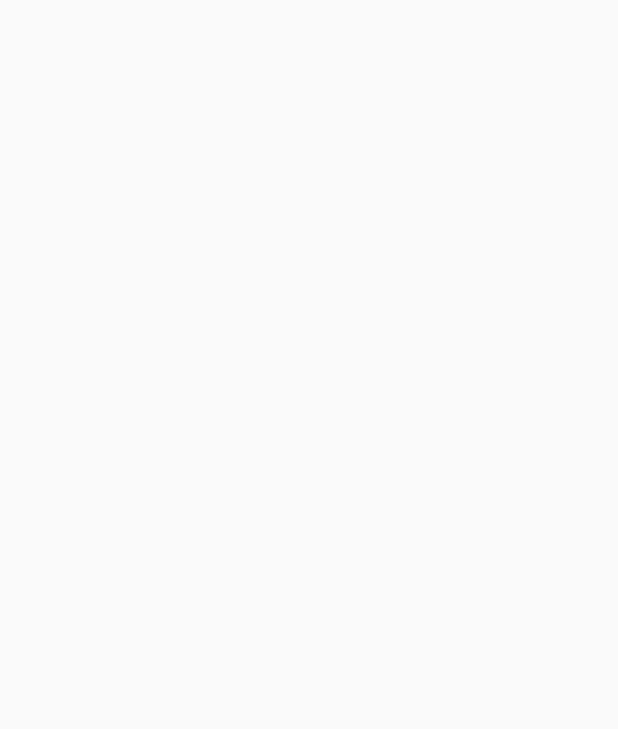
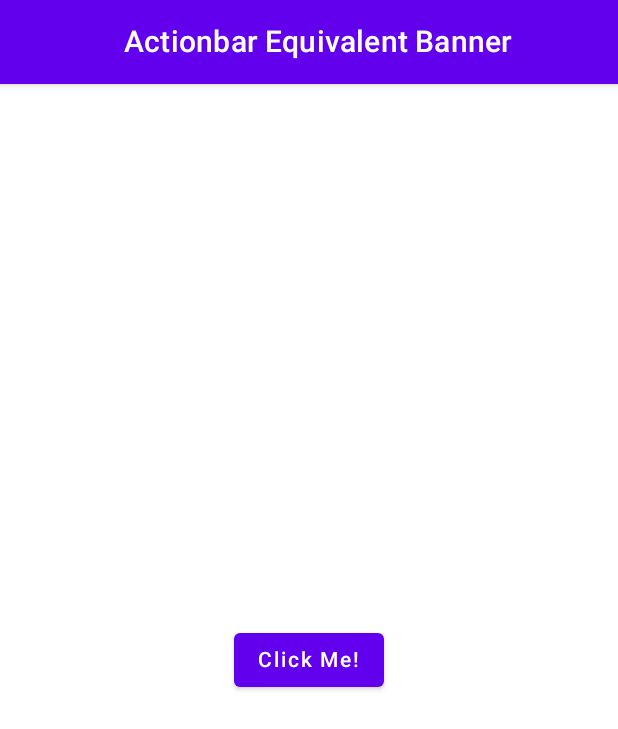
Before and after one commit to metehanbolatt/ActionBarDialogAnimationCompose, an Android app built with Jetpack Compose: the screen it shows after launch (MainActivity), on a phone screen of 412 x 824 dp. Before the commit the part shown is empty. Shown: the top 729 px of the screen. Run offline under Robolectric (Android 15) with nearby library versions, the phone set to English and light mode, and no system bars.

Commit message:
App completed.

```diff
--- a/app/src/main/java/com/metehanbolat/actionbardialoganimationcompose/MainActivity.kt
+++ b/app/src/main/java/com/metehanbolat/actionbardialoganimationcompose/MainActivity.kt
@@ -3,15 +3,106 @@ package com.metehanbolat.actionbardialoganimationcompose
 import android.os.Bundle
 import androidx.activity.ComponentActivity
 import androidx.activity.compose.setContent
+import androidx.compose.animation.AnimatedVisibility
+import androidx.compose.animation.expandVertically
+import androidx.compose.animation.shrinkVertically
+import androidx.compose.foundation.layout.*
+import androidx.compose.foundation.shape.RoundedCornerShape
+import androidx.compose.material.*
+import androidx.compose.runtime.Composable
+import androidx.compose.runtime.MutableState
+import androidx.compose.runtime.mutableStateOf
+import androidx.compose.ui.Alignment
+import androidx.compose.ui.Modifier
+import androidx.compose.ui.text.style.TextAlign
+import androidx.compose.ui.unit.dp
 import com.metehanbolat.actionbardialoganimationcompose.ui.theme.ActionBarDialogAnimationComposeTheme
 
 class MainActivity : ComponentActivity() {
+
+    private val isVisible = mutableStateOf(false)
+
     override fun onCreate(savedInstanceState: Bundle?) {
         super.onCreate(savedInstanceState)
         setContent {
             ActionBarDialogAnimationComposeTheme {
+                Surface(color = MaterialTheme.colors.background) {
+                    Scaffold(
+                        topBar = {
+                            TopAppBar(
+                                title = {
+                                    Text(
+                                        text = "Actionbar Equivalent Banner",
+                                        modifier = Modifier.fillMaxWidth(),
+                                        textAlign = TextAlign.Center
+                                    )
+                                }
+                            )
+                        }
+                    ) {
+                        Box {
+                            AnimatedBanner(isVisible)
 
+                            Column(
+                                modifier = Modifier.fillMaxSize(),
+                                horizontalAlignment = Alignment.CenterHorizontally,
+                                verticalArrangement = Arrangement.Center
+                            ) {
+                                Button(
+                                    onClick = { isVisible.value = !isVisible.value },
+                                    modifier = Modifier.padding(8.dp)
+                                ) {
+                                    Text(text = "Click Me!")
+                                }
+                            }
+                        }
+                    }
+                }
             }
         }
     }
 }
+
+@Composable
+fun AnimatedBanner(isVisible: MutableState<Boolean>) {
+    AnimatedVisibility(
+        visible = isVisible.value,
+        enter = expandVertically(),
+        exit = shrinkVertically()
+    ) {
+        Card(
+            modifier = Modifier
+                .fillMaxWidth()
+                .padding(bottom = 10.dp),
+            elevation = 10.dp,
+            shape = RoundedCornerShape(bottomStart = 10.dp, bottomEnd = 10.dp)
+        ) {
+            Column(
+                modifier = Modifier.fillMaxWidth()
+            ) {
+                Text(
+                    text = "Are you sure you want to delete item?",
+                    modifier = Modifier.padding(16.dp, 16.dp, 16.dp, 12.dp)
+                )
+                Row(
+                    modifier = Modifier
+                        .padding(bottom = 8.dp)
+                        .align(Alignment.End)
+                ) {
+                    TextButton(
+                        onClick = { isVisible.value = false },
+                        modifier = Modifier.padding(end = 8.dp)
+                    ) {
+                        Text(text = "Yes")
+                    }
+                    TextButton(
+                        onClick = { isVisible.value = false },
+                        modifier = Modifier.padding(end = 8.dp)
+                    ) {
+                        Text(text = "No")
+                    }
+                }
+            }
+        }
+    }
+}
```
